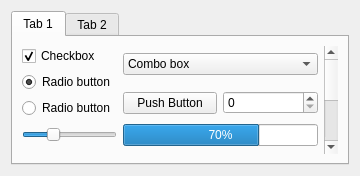
Qt form src/desktop/kde/plasma-workspace/kcms/style/stylepreview.ui (HungLo2020/MattOS) before a commit.
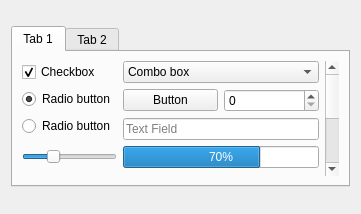
The same form after that commit.

Patch:
```diff
--- a/src/desktop/kde/plasma-workspace/kcms/style/stylepreview.ui
+++ b/src/desktop/kde/plasma-workspace/kcms/style/stylepreview.ui
@@ -6,8 +6,8 @@
    <rect>
     <x>0</x>
     <y>0</y>
-    <width>360</width>
-    <height>172</height>
+    <width>361</width>
+    <height>214</height>
    </rect>
   </property>
   <property name="sizePolicy">
@@ -43,7 +43,7 @@
          </property>
         </widget>
        </item>
-       <item row="8" column="0">
+       <item row="9" column="0">
         <widget class="QSlider" name="horizontalSlider">
          <property name="value">
           <number>30</number>
@@ -51,28 +51,41 @@
          <property name="orientation">
           <enum>Qt::Horizontal</enum>
          </property>
+         <property name="tickPosition">
+          <enum>QSlider::TickPosition::NoTicks</enum>
+         </property>
         </widget>
        </item>
-       <item row="7" column="1">
-        <widget class="QPushButton" name="pushButton">
-         <property name="sizePolicy">
-          <sizepolicy hsizetype="Expanding" vsizetype="Fixed">
-           <horstretch>0</horstretch>
-           <verstretch>0</verstretch>
-          </sizepolicy>
+       <item row="9" column="1" colspan="2">
+        <widget class="QProgressBar" name="progressBar">
+         <property name="value">
+          <number>70</number>
          </property>
-         <property name="text">
-          <string>Push Button</string>
+         <property name="format">
+          <string>%p%</string>
          </property>
         </widget>
        </item>
-       <item row="6" column="3" rowspan="4">
+       <item row="6" column="3" rowspan="5">
         <widget class="QScrollBar" name="verticalScrollBar">
          <property name="maximum">
           <number>10</number>
          </property>
         </widget>
        </item>
+       <item row="7" column="1">
+        <widget class="QPushButton" name="pushButton">
+         <property name="sizePolicy">
+          <sizepolicy hsizetype="Expanding" vsizetype="Fixed">
+           <horstretch>0</horstretch>
+           <verstretch>0</verstretch>
+          </sizepolicy>
+         </property>
+         <property name="text">
+          <string>Button</string>
+         </property>
+        </widget>
+       </item>
        <item row="6" column="1" colspan="2">
         <widget class="QComboBox" name="comboBox">
          <property name="sizePolicy">
@@ -88,7 +101,7 @@
          </item>
         </widget>
        </item>
-       <item row="6" column="0" rowspan="2">
+       <item row="6" column="0" rowspan="3">
         <layout class="QVBoxLayout" name="verticalLayout_1">
          <item>
           <widget class="QCheckBox" name="checkBox">
@@ -120,12 +133,9 @@
         </layout>
        </item>
        <item row="8" column="1" colspan="2">
-        <widget class="QProgressBar" name="progressBar">
-         <property name="value">
-          <number>70</number>
-         </property>
-         <property name="format">
-          <string>%p%</string>
+        <widget class="QLineEdit" name="lineEdit">
+         <property name="placeholderText">
+          <string>Text Field</string>
          </property>
         </widget>
        </item>
```
Left out of the diff: 2 changed lines with no effect on the pictures.
